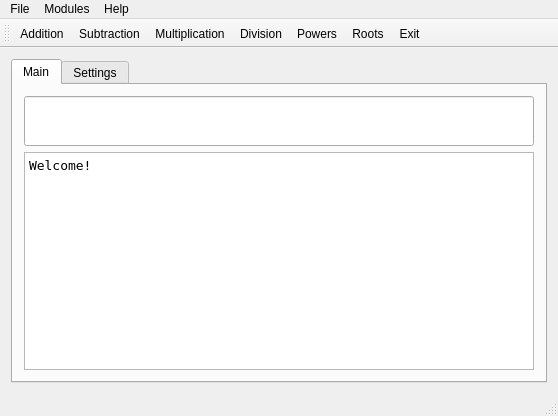
RealGrep/QMentat, file mainwindow.ui: the form before one commit.
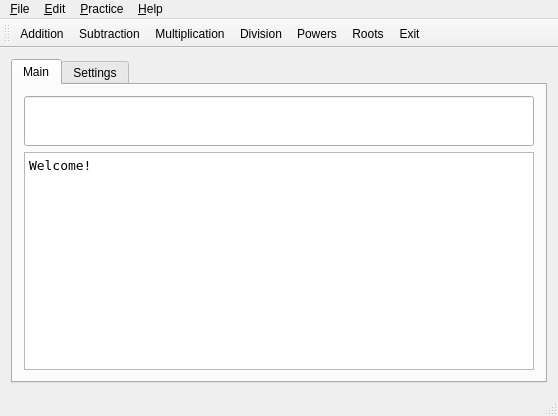
The form after the commit. Icons and pictures are not drawn.

```diff
--- a/mainwindow.ui
+++ b/mainwindow.ui
@@ -118,14 +118,14 @@
    </property>
    <widget class="QMenu" name="menuFile">
     <property name="title">
-     <string>File</string>
+     <string>&amp;File</string>
     </property>
     <addaction name="actionStatistics"/>
     <addaction name="actionExit"/>
    </widget>
    <widget class="QMenu" name="menuModules">
     <property name="title">
-     <string>Modules</string>
+     <string>&amp;Practice</string>
     </property>
     <addaction name="actionAddition"/>
     <addaction name="actionSubtraction"/>
@@ -139,13 +139,21 @@
      <enum>Qt::LeftToRight</enum>
     </property>
     <property name="title">
-     <string>Help</string>
+     <string>&amp;Help</string>
     </property>
     <addaction name="actionContents"/>
     <addaction name="separator"/>
     <addaction name="actionAbout"/>
+    <addaction name="actionAbout_Qt"/>
+   </widget>
+   <widget class="QMenu" name="menuEdit">
+    <property name="title">
+     <string>&amp;Edit</string>
+    </property>
+    <addaction name="actionPreferences"/>
    </widget>
    <addaction name="menuFile"/>
+   <addaction name="menuEdit"/>
    <addaction name="menuModules"/>
    <addaction name="menuHelp"/>
   </widget>
```
Left out of the diff: 17 changed lines with no effect on the pictures.
